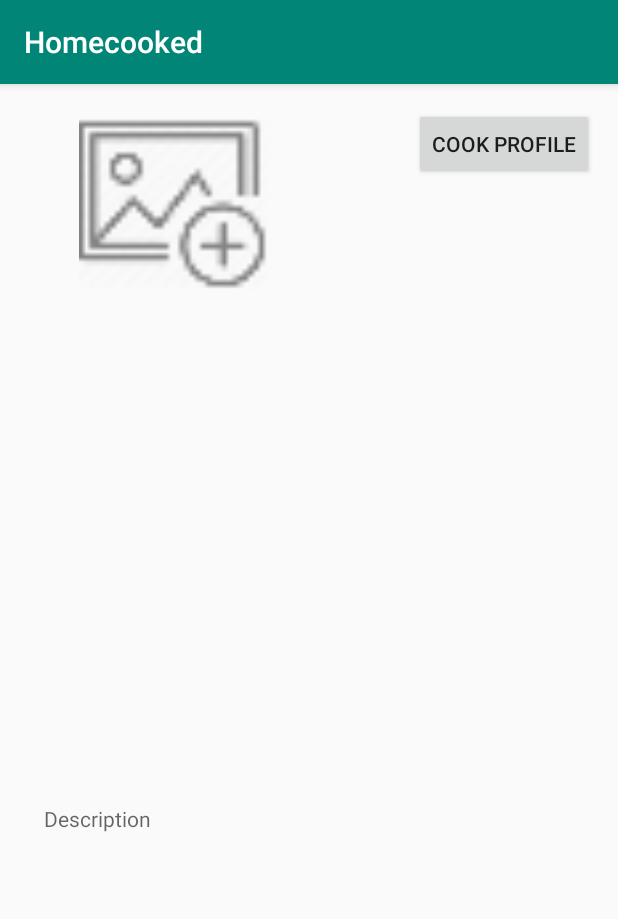
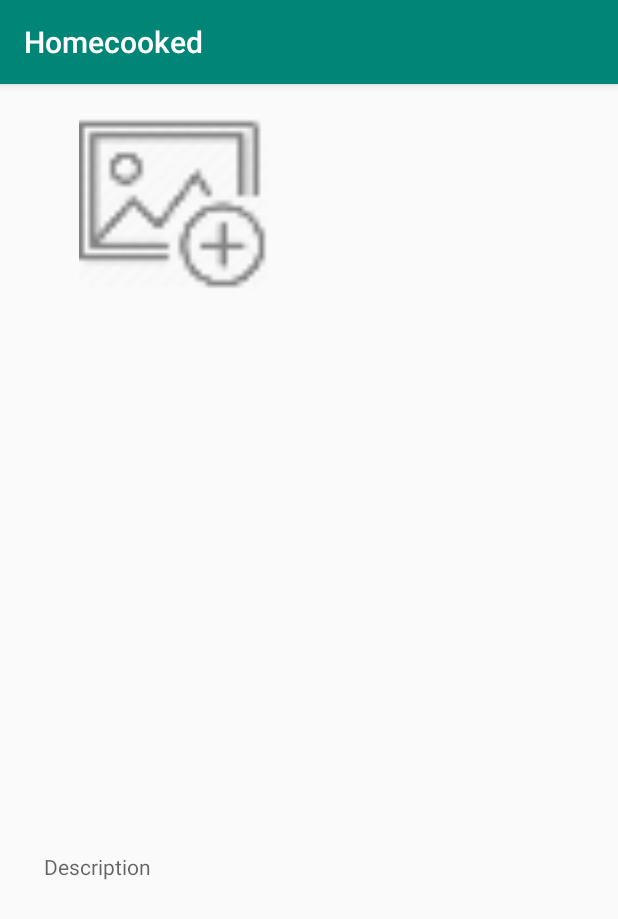
Before and after one commit to PatrickFurman/Homecooked, an Android app: the view_food_details screen opened directly, with no data from a screen before it, on a phone screen of 412 x 824 dp. Shown: the top 919 px of the screen. Run offline under Robolectric (Android 15) with nearby library versions, the phone set to English and light mode, and no system bars; our stand-ins replace Firebase (no records; nobody signed in at launch, a user with empty details on screens opened directly).

Commit message:
email shows on food details page instead of cook profile button

```diff
--- a/app/src/main/java/com/homcooked/homecooked/view_food_details.java
+++ b/app/src/main/java/com/homcooked/homecooked/view_food_details.java
@@ -27,6 +27,7 @@ public class view_food_details extends AppCompatActivity {
     private DatabaseReference foodsRef = rootRef.child("Foods");
     // getting views from layout
     TextView food_description;
+    TextView email;
     ImageView food_image;
 
     @Override
@@ -36,11 +37,13 @@ public class view_food_details extends AppCompatActivity {
         // Initializing variables
         storageRef = FirebaseStorage.getInstance().getReference();
         food_description = findViewById(R.id.post_description);
+        email = findViewById(R.id.email);
         food_image = findViewById(R.id.post_image);
         // retrieving info on what to display
         Intent intent = getIntent();
         String description = intent.getStringExtra("Food details");
-        String foodName = intent.getStringExtra("Food name"); // query to find it's related picture later
+        String foodName = intent.getStringExtra("Food name");
+        String sellerEmail = intent.getStringExtra("Seller email");
         Query query = foodsRef.child(foodName).child("PhotoKey");
         query.addListenerForSingleValueEvent(new ValueEventListener() {
             @Override
@@ -68,8 +71,8 @@ public class view_food_details extends AppCompatActivity {
             }
         });
         // updating layout
-        // will need to change later to use correct picture, is currently always the same
         food_description.setText(description);
+        email.setText(sellerEmail);
 
     }
 }
--- a/app/src/main/res/layout/activity_view_food_details.xml
+++ b/app/src/main/res/layout/activity_view_food_details.xml
@@ -34,28 +34,32 @@
         android:layout_height="188dp"
         android:layout_marginStart="29dp"
         android:layout_marginLeft="29dp"
-        android:layout_marginTop="19dp"
         android:layout_marginEnd="17dp"
         android:layout_marginRight="17dp"
-        android:layout_marginBottom="100dp"
+        android:layout_marginBottom="68dp"
         android:ems="10"
         android:hint="Description"
         android:inputType="none"
         app:layout_constraintBottom_toBottomOf="parent"
         app:layout_constraintEnd_toEndOf="parent"
         app:layout_constraintHorizontal_bias="0.0"
-        app:layout_constraintStart_toStartOf="parent"/>
+        app:layout_constraintStart_toStartOf="parent" />
 
-    <Button
-        android:id="@+id/button2"
-        android:layout_width="wrap_content"
-        android:layout_height="wrap_content"
-        android:layout_marginTop="16dp"
-        android:layout_marginEnd="16dp"
-        android:layout_marginRight="16dp"
-        android:text="Cook Profile"
+    <TextView
+        android:id="@+id/email"
+        android:layout_width="330dp"
+        android:layout_height="63dp"
+        android:layout_marginStart="8dp"
+        android:layout_marginLeft="8dp"
+        android:layout_marginTop="8dp"
+        android:layout_marginEnd="8dp"
+        android:layout_marginRight="8dp"
+        android:layout_marginBottom="8dp"
+        android:text="email"
+        app:layout_constraintBottom_toTopOf="@+id/post_description"
         app:layout_constraintEnd_toEndOf="parent"
-        app:layout_constraintTop_toTopOf="parent" />
+        app:layout_constraintStart_toStartOf="parent"
+        app:layout_constraintTop_toBottomOf="@+id/post_image" />
 
 
 </android.support.constraint.ConstraintLayout>
```
Also changed, not shown: app/src/main/java/com/homcooked/homecooked/Nearby_Foods.java (+26 -1 lines).
